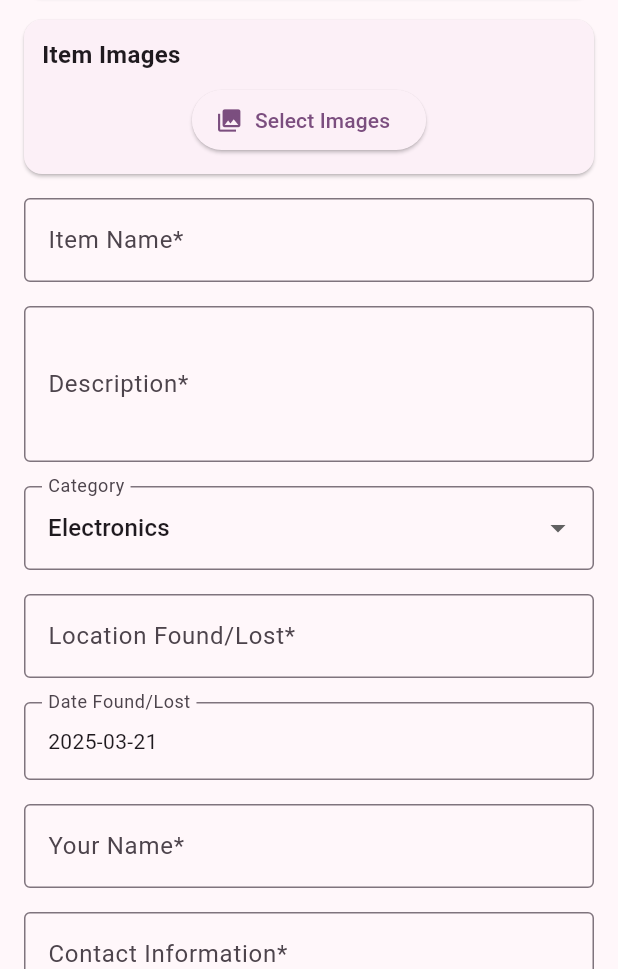
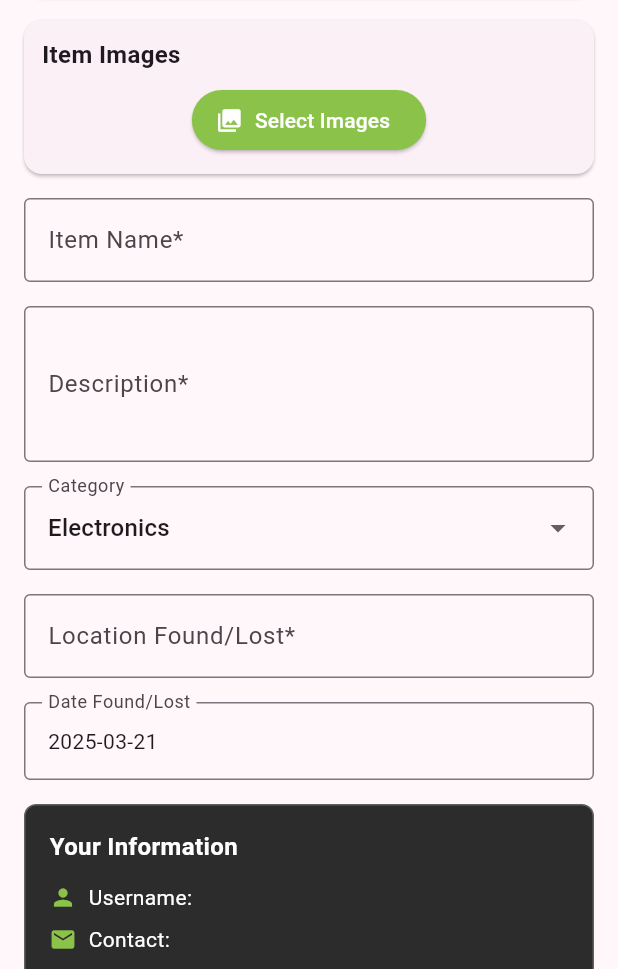
Before and after one commit to CAA900NBB-ProjectX/frontend_lost_and_found, a Flutter app: the UploadItemScreen screen opened by its route, on a phone screen of 412 x 824 dp, the part 267-1236 px from its top. Run offline on Flutter 3.47's test engine with Material 3 defaults, Android fonts, the phone set to English and light mode, and no system bars; our stand-ins replace flutter_secure_storage, image_picker, universal_platform; missing offline and left inert: dart:html, stomp_dart_client; accounts and stored records are empty; network calls fail.

Commit message:
Create upload screen with user information auto-population

```diff
--- a/lib/screens/upload_item_screen.dart
+++ b/lib/screens/upload_item_screen.dart
@@ -6,6 +6,7 @@ import 'dart:typed_data';
 import '../models/item.dart';
 import '../services/item_service.dart';
 import 'dart:convert';
+import '../auth/services/auth_service.dart';
 
 class UploadItemScreen extends StatefulWidget {
   const UploadItemScreen({Key? key}) : super(key: key);
@@ -22,8 +23,11 @@ class _UploadItemScreenState extends State<UploadItemScreen> {
   final _nameController = TextEditingController();
   final _descriptionController = TextEditingController();
   final _locationController = TextEditingController();
-  final _reporterController = TextEditingController();
-  final _contactController = TextEditingController();
+
+  // Authentication service for getting user details
+  final _authService = AuthService();
+  String _reporterUsername = "";
+  String _contactEmail = "";
 
   int _categoryId = 1; // Default category
   DateTime _dateFound = DateTime.now();
@@ -40,6 +44,21 @@ class _UploadItemScreenState extends State<UploadItemScreen> {
   @override
   void initState() {
     super.initState();
+    _loadUserInfo();
+  }
+
+  Future<void> _loadUserInfo() async {
+    try {
+      final currentUser = await _authService.getCurrentUser();
+      if (currentUser != null && mounted) {
+        setState(() {
+          _reporterUsername = currentUser.username;
+          _contactEmail = currentUser.email;
+        });
+      }
+    } catch (e) {
+      print("Error loading user info: $e");
+    }
   }
 
   @override
@@ -47,8 +66,6 @@ class _UploadItemScreenState extends State<UploadItemScreen> {
     _nameController.dispose();
     _descriptionController.dispose();
     _locationController.dispose();
-    _reporterController.dispose();
-    _contactController.dispose();
     super.dispose();
   }
 
@@ -108,6 +125,16 @@ class _UploadItemScreenState extends State<UploadItemScreen> {
     });
 
     try {
+      // Get current user
+      final authUser = await _authService.getCurrentUser();
+      if (authUser == null) {
+        setState(() {
+          _isLoading = false;
+          _errorMessage = 'Please log in to submit an item';
+        });
+        return;
+      }
+
       // Format date for backend
       final formattedDate = _dateFound.toIso8601String();
 
@@ -117,8 +144,8 @@ class _UploadItemScreenState extends State<UploadItemScreen> {
         categoryId: _categoryId,
         locationFound: _locationController.text,
         dateTimeFound: formattedDate,
-        reportedBy: _reporterController.text,
-        contactInfo: _contactController.text,
+        reportedBy: authUser.username, // Use actual user ID from auth system
+        contactInfo: authUser.email,    // Use actual email from auth system
         status: _status,
       );
 
@@ -283,6 +310,10 @@ class _UploadItemScreenState extends State<UploadItemScreen> {
                           onPressed: _pickImages,
                           icon: const Icon(Icons.photo_library),
                           label: const Text('Select Images'),
+                          style: ElevatedButton.styleFrom(
+                            backgroundColor: const Color(0xFF8BC34A), // Green accent from login page
+                            foregroundColor: Colors.white,
+                          ),
                         ),
                       ),
                       if (_imageBytes.isNotEmpty) ...[
@@ -400,34 +431,49 @@ class _UploadItemScreenState extends State<UploadItemScreen> {
               ),
               const SizedBox(height: 16),
 
-              TextFormField(
-                controller: _reporterController,
-                decoration: const InputDecoration(
-                  labelText: 'Your Name*',
-                  border: OutlineInputBorder(),
+              // Display user info (non-editable)
+              Container(
+                padding: const EdgeInsets.all(16),
+                decoration: BoxDecoration(
+                  color: const Color(0xFF2C2C2C),
+                  borderRadius: BorderRadius.circular(8),
+                  border: Border.all(color: Colors.grey.shade700),
                 ),
-                validator: (value) {
-                  if (value == null || value.isEmpty) {
-                    return 'Please enter your name';
-                  }
-                  return null;
-                },
-              ),
-              const SizedBox(height: 16),
-
-              TextFormField(
-                controller: _contactController,
-                decoration: const InputDecoration(
-                  labelText: 'Contact Information*',
-                  border: OutlineInputBorder(),
-                  hintText: 'Email or phone number',
+                child: Column(
+                  crossAxisAlignment: CrossAxisAlignment.start,
+                  children: [
+                    const Text(
+                      "Your Information",
+                      style: TextStyle(
+                        fontWeight: FontWeight.bold,
+                        fontSize: 16,
+                        color: Colors.white,
+                      ),
+                    ),
+                    const SizedBox(height: 12),
+                    Row(
+                      children: [
+                        const Icon(Icons.person, color: Color(0xFF8BC34A), size: 18),
+                        const SizedBox(width: 8),
+                        Text(
+                          "Username: $_reporterUsername",
+                          style: const TextStyle(color: Colors.white),
+                        ),
+                      ],
+                    ),
+                    const SizedBox(height: 8),
+                    Row(
+                      children: [
+                        const Icon(Icons.email, color: Color(0xFF8BC34A), size: 18),
+                        const SizedBox(width: 8),
+                        Text(
+                          "Contact: $_contactEmail",
+                          style: const TextStyle(color: Colors.white),
+                        ),
+                      ],
+                    ),
+                  ],
                 ),
-                validator: (value) {
-                  if (value == null || value.isEmpty) {
-                    return 'Please enter your contact information';
-                  }
-                  return null;
-                },
               ),
               const SizedBox(height: 24),
 
@@ -435,9 +481,11 @@ class _UploadItemScreenState extends State<UploadItemScreen> {
                 onPressed: _isLoading ? null : _submitItem,
                 style: ElevatedButton.styleFrom(
                   padding: const EdgeInsets.symmetric(vertical: 16),
+                  backgroundColor: const Color(0xFF8BC34A), // Green accent from login page
+                  foregroundColor: Colors.white,
                 ),
                 child: _isLoading
-                    ? const CircularProgressIndicator()
+                    ? const CircularProgressIndicator(color: Colors.white)
                     : Text(_status == "FOUND" ? 'SUBMIT FOUND ITEM' : 'SUBMIT LOST ITEM'),
               ),
             ],
```
